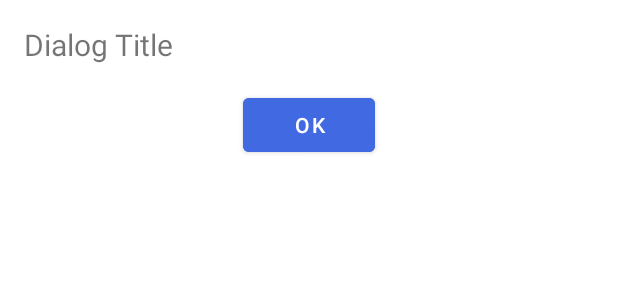
After one commit to amanmishra003/TruckFlow_android, an Android app: the layout dialoug_layout.xml on its own in the app's theme, with its tools: preview values and no code run, on a phone screen of 412 x 824 dp. The commit adds this screen. Shown: the top 300 px of the screen. Run offline under Robolectric (Android 15) with nearby library versions, the phone set to English and light mode, and no system bars; Roboto replaces fonts that are not available here.

Commit message:
Changes for booking action

```diff
--- a/app/src/main/java/com/example/truckflow/firebaseconfigurations/MyFirebaseMessagingService.java
+++ b/app/src/main/java/com/example/truckflow/firebaseconfigurations/MyFirebaseMessagingService.java
@@ -129,6 +129,7 @@ public class MyFirebaseMessagingService extends FirebaseMessagingService {
     @Override
     public void onNewToken(@NonNull String s) {
         super.onNewToken(s);
+
     }
 
 }
--- a/app/src/main/res/layout/activity_booking_requests.xml
+++ b/app/src/main/res/layout/activity_booking_requests.xml
@@ -48,7 +48,7 @@
         <androidx.recyclerview.widget.RecyclerView
             android:id="@+id/recyclerViewRequests"
             android:layout_width="match_parent"
-            android:layout_height="0dp"
+            android:layout_height="match_parent"
             android:layout_weight="1"
             android:padding="16dp" />
 
--- /dev/null
+++ b/app/src/main/res/layout/dialoug_layout.xml
@@ -0,0 +1,21 @@
+<?xml version="1.0" encoding="utf-8"?>
+<LinearLayout xmlns:android="http://schemas.android.com/apk/res/android"
+    android:layout_width="match_parent"
+    android:layout_height="wrap_content"
+    android:orientation="vertical">
+
+    <TextView
+        android:id="@+id/dialogTitle"
+        android:layout_width="match_parent"
+        android:layout_height="wrap_content"
+        android:text="Dialog Title"
+        android:textSize="20sp"
+        android:padding="16dp"/>
+    <Button
+        android:id="@+id/dialogButton"
+        android:layout_width="wrap_content"
+        android:layout_height="wrap_content"
+        android:layout_gravity="center"
+        android:backgroundTint="#4169e1"
+        android:text="OK"/>
+</LinearLayout>
```
Also changed, not shown: app/src/main/java/com/example/truckflow/booking/BookingRequests.java (+71 -16 lines).
